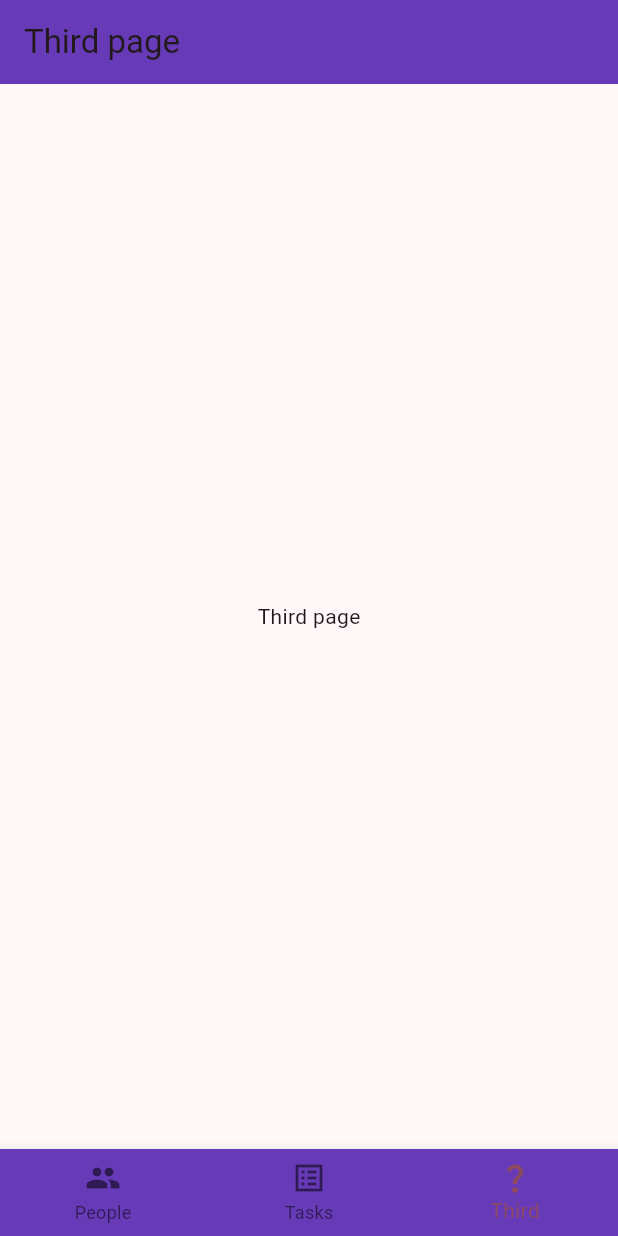
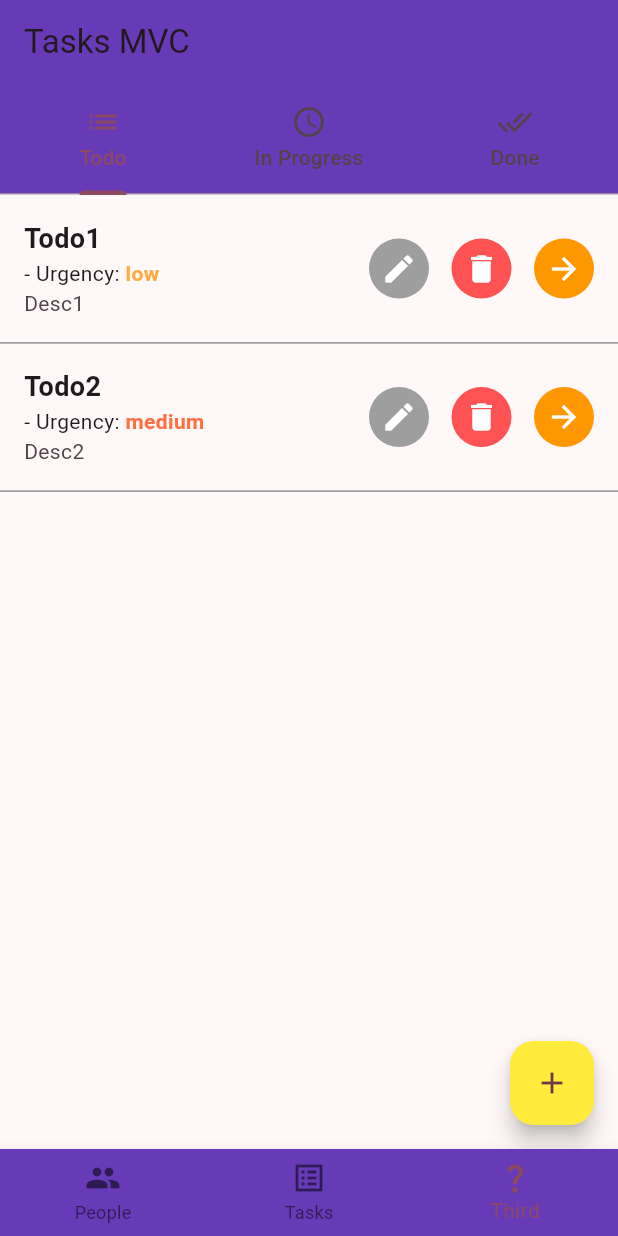
Before and after one commit to theShus/Learning_Flutter, a Flutter app: the screen it shows after launch, item 3 of the bottom bar chosen, on a phone screen of 412 x 824 dp. Run offline on Flutter 3.47's test engine with Material 2 defaults, Android fonts, the phone set to English and light mode, and no system bars; our stand-ins replace dio, equatable, flutter_bloc, mvc_pattern, sqflite; accounts and stored records are empty.

Commit message:
Setting up tasks with bloc

```diff
--- a/lib/main.dart
+++ b/lib/main.dart
@@ -2,7 +2,7 @@ import 'package:flutter/material.dart';
 import 'package:learning_demo/pages/navigator/people_page.dart';
 import 'package:learning_demo/pages/navigator/second_people_page.dart';
 import 'package:learning_demo/pages/navigator/tasks_page.dart';
-import 'package:learning_demo/pages/navigator/third_page.dart';
+import 'package:learning_demo/pages/navigator/tasks_with_bloc_page.dart';
 
 void main() {
   runApp(const MyAppNavigator());
@@ -20,7 +20,7 @@ class _NavigatorState extends State<MyAppNavigator> {
   final screens = [
     PeoplePage(),
     TasksPage(),
-    ThirdPage()
+    TasksWithBlocPage()
   ];
 
   @override
--- /dev/null
+++ b/lib/pages/navigator/tasks_with_bloc_page.dart
@@ -0,0 +1,65 @@
+import 'package:flutter/material.dart';
+import 'package:flutter_bloc/flutter_bloc.dart';
+import 'package:learning_demo/tasks_bloc/task_bloc.dart';
+import 'package:learning_demo/tasks_bloc/task_event.dart';
+import 'package:learning_demo/tasks_bloc/tasks_tabs/done_page_bloc.dart';
+import 'package:learning_demo/tasks_bloc/tasks_tabs/in_progress_page_bloc.dart';
+import 'package:learning_demo/tasks_bloc/tasks_tabs/todo_page_bloc.dart';
+
+import '../../models/task.dart';
+
+class TasksWithBlocPage extends StatelessWidget {
+
+  final List<Task> todoTestingTasks = [
+    Task(title: "Todo1", description: "Desc1", urgency: Urgency.low, progress: Progress.TODO),
+    Task(title: "Todo2", description: "Desc2", urgency: Urgency.medium, progress: Progress.TODO),
+  ];
+
+  final List<Task> progressTestingTasks = [
+    Task(title: "Progress1", description: "Desc3", urgency: Urgency.low, progress: Progress.IN_PROGRESS),
+    Task(title: "Progress2", description: "Desc4", urgency: Urgency.medium, progress: Progress.IN_PROGRESS),
+  ];
+
+  final List<Task> doneTestingTasks = [
+    Task(title: "Done1", description: "Desc4", urgency: Urgency.low, progress: Progress.DONE),
+    Task(title: "Done2", description: "Desc5", urgency: Urgency.medium, progress: Progress.DONE),
+  ];
+
+
+  @override
+  Widget build(BuildContext context) {
+    return MultiBlocProvider(
+        providers: [
+          BlocProvider(
+              create: (context) => TaskBloc()
+                ..add(
+                  LoadTasks(todoTasks: todoTestingTasks, inProgressTasks: progressTestingTasks, doneTasks: doneTestingTasks)
+              )
+          ),
+        ],
+        child:
+        Scaffold(
+            body: DefaultTabController(
+          length: 3,
+          child: Scaffold(
+            appBar: AppBar(
+              title: Text("Tasks MVC"),
+              backgroundColor: Colors.deepPurple,
+              bottom: TabBar(tabs: [
+                Tab(text: "Todo", icon: Icon(Icons.list)),
+                Tab(text: "In Progress", icon: Icon(Icons.access_time_sharp)),
+                Tab(text: "Done", icon: Icon(Icons.done_all_outlined)),
+              ]),
+            ),
+            body: TabBarView(
+              children: [
+                TodoPageBloc(),
+                InProgressPageBloc(),
+                DonePageBloc(),
+              ],
+            ),
+          ),
+        ))
+    );
+  }
+}
--- a/lib/pages/navigator/third_page.dart
+++ /dev/null
@@ -1,14 +0,0 @@
-import 'package:flutter/material.dart';
-
-class ThirdPage extends StatelessWidget {
-  @override
-  Widget build(BuildContext context) {
-    return Scaffold(
-      appBar: AppBar(
-        title: Text("Third page"),
-        backgroundColor: Colors.deepPurple,
-      ),
-      body: Center(child: Text("Third page")),
-    );
-  }
-}
--- a/lib/tasks_bloc/task_bloc.dart
+++ b/lib/tasks_bloc/task_bloc.dart
@@ -2,29 +2,27 @@ import 'package:flutter_bloc/flutter_bloc.dart';
 import 'package:learning_demo/tasks_bloc/task_event.dart';
 import 'package:learning_demo/tasks_bloc/task_state.dart';
 
-class TaskBloc extends Bloc<TaskEvent, TaskState>{
-  TaskBloc() : super (TaskLoading()){
-    on<LoadTasks> (_OnLoadTasks);
-    on<AddTask> (_AddTasks);
-    on<UpdateTask> (_UpdateTasks);
-    on<DeleteTask> (_DeleteTasks);
+class TaskBloc extends Bloc<TaskEvent, TaskState> {
+  TaskBloc() : super(TasksLoading()) {
+    on<LoadTasks>(_OnLoadTasks);
+    on<AddTask>(_AddTasks);
+    on<UpdateTask>(_UpdateTasks);
+    on<DeleteTask>(_DeleteTasks);
   }
 
-
-  void _OnLoadTasks(LoadTasks event, Emitter<TaskState> emit){
-    emit (TaskLoaded(todoTasks: event.todoTasks, inProgressTasks: event.inProgressTasks, doneTasks: event.doneTasks));
+  void _OnLoadTasks(LoadTasks event, Emitter<TaskState> emit) {
+    emit(TasksLoaded(todoTasks: event.todoTasks, doneTasks: event.doneTasks, inProgressTasks: event.inProgressTasks));
   }
 
-  void _AddTasks(AddTask event, Emitter<TaskState> emit){
-
+  void _AddTasks(AddTask event, Emitter<TaskState> emit) {
+    // emit();
   }
 
-  void _UpdateTasks(UpdateTask event, Emitter<TaskState> emit){
-
+  void _UpdateTasks(UpdateTask event, Emitter<TaskState> emit) {
+    // emit();
   }
 
-  void _DeleteTasks(DeleteTask event, Emitter<TaskState> emit){
-
+  void _DeleteTasks(DeleteTask event, Emitter<TaskState> emit) {
+    // emit();
   }
-
 }
--- a/lib/tasks_bloc/task_state.dart
+++ b/lib/tasks_bloc/task_state.dart
@@ -9,14 +9,14 @@ class TaskState extends Equatable {
   List<Object?> get props => [];
 }
 
-class TaskLoading extends TaskState{}
+class TasksLoading extends TaskState{}
 
-class TaskLoaded extends TaskState{
+class TasksLoaded extends TaskState{
   final List<Task> todoTasks;
   final List<Task> inProgressTasks;
   final List<Task> doneTasks;
 
-  const TaskLoaded({this.todoTasks = const <Task>[], this.inProgressTasks = const <Task>[], this.doneTasks = const <Task>[]});
+  const TasksLoaded({this.todoTasks = const <Task>[], this.inProgressTasks = const <Task>[], this.doneTasks = const <Task>[]});
 
   @override
   List<Object> get props  => [todoTasks, inProgressTasks, doneTasks];
--- /dev/null
+++ b/lib/tasks_bloc/tasks_tabs/todo_page_bloc.dart
@@ -0,0 +1,87 @@
+import 'package:flutter/material.dart';
+import 'package:flutter_bloc/flutter_bloc.dart';
+import 'package:learning_demo/models/task.dart';
+import 'package:learning_demo/pages/tasks/add_task_page.dart';
+import 'package:learning_demo/pages/tasks/edit_task_page.dart';
+import 'package:learning_demo/recycler_items/task_item.dart';
+import 'package:learning_demo/tasks_bloc/task_bloc.dart';
+import 'package:learning_demo/tasks_bloc/task_state.dart';
+import 'package:learning_demo/tasks_mvc/tabs_controller.dart';
+import 'package:learning_demo/tasks_mvc/tabs_controller_interface.dart';
+
+class TodoPageBloc extends StatefulWidget {
+  @override
+  State<TodoPageBloc> createState() => _TodoPageBlocState();
+}
+
+class _TodoPageBlocState extends State<TodoPageBloc> {
+  final TabsControllerInterface tabsController = TabsController();
+
+  void onTaskItemButtonPressed(CallbackFunctionType type, Task task) {
+    setState(() {
+      switch (type) {
+        case CallbackFunctionType.RIGHT:
+          tabsController.moveTaskToInProgress(task);
+        case CallbackFunctionType.DELETE:
+          tabsController.deleteTask(task);
+        case CallbackFunctionType.EDIT:
+          OpenEditTaskPage(context, task);
+        default:
+          print("Error occurred");
+      }
+    });
+  }
+
+  Future<void> OpenAddTaskPage(BuildContext context) async {
+    // Navigator.push returns a Future that completes after calling
+    // Navigator.pop on the Selection Screen.
+    Task taskToAdd = await Navigator.push(
+        context, MaterialPageRoute(builder: (context) => AddTaskPage()));
+    if (!mounted)
+      return; //OVO NAS STITI AKO SE STRANICA ZATVORI, DA NE VRATI NULL
+
+    setState(() => tabsController.createTask(taskToAdd));
+
+    ScaffoldMessenger.of(context)
+      ..removeCurrentSnackBar()
+      ..showSnackBar(
+          SnackBar(content: Text("Task " + taskToAdd.title + " created")));
+  }
+
+  Future<void> OpenEditTaskPage(BuildContext context, Task task) async {
+    Task editedTask = await Navigator.push(context,
+        MaterialPageRoute(builder: (context) => EditTaskPage(task: task)));
+    if (!mounted) return;
+    setState(() => tabsController.editTask(editedTask));
+  }
+
+
+  @override
+  Widget build(BuildContext context) {
+    return BlocBuilder<TaskBloc, TaskState>(
+      builder: (context, state) {
+        if (state is TasksLoaded)
+          return Scaffold(
+            body: ListView(
+              children: state.todoTasks
+                  .map((task) => TaskItem(
+                      task: task,
+                      onButtonPressed: (CallbackFunctionType type, Task task) => onTaskItemButtonPressed(type, task)))
+                  .toList(),
+            ),
+            floatingActionButton: FloatingActionButton(
+              heroTag: "AddTaskBlocBtn",
+              backgroundColor: Colors.yellow,
+              child: Icon(Icons.add),
+              onPressed: () {
+                OpenAddTaskPage(context);
+              },
+            ),
+          );
+        else if (state is TasksLoading)
+          return CircularProgressIndicator();
+        else return Text("Error while loading");
+      },
+    );
+  }
+}
```
Also changed, not shown: lib/tasks_bloc/tasks_tabs/done_page_bloc.dart (renamed from lib/tasks_bloc/tasks_tabs/done_page.dart, +23 -11 lines), lib/tasks_bloc/tasks_tabs/in_progress_page_bloc.dart (renamed from lib/tasks_bloc/tasks_tabs/in_progress_page.dart, +23 -11 lines), lib/tasks_bloc/tasks_tabs/todo_page.dart (deleted, +0 -69 lines).
